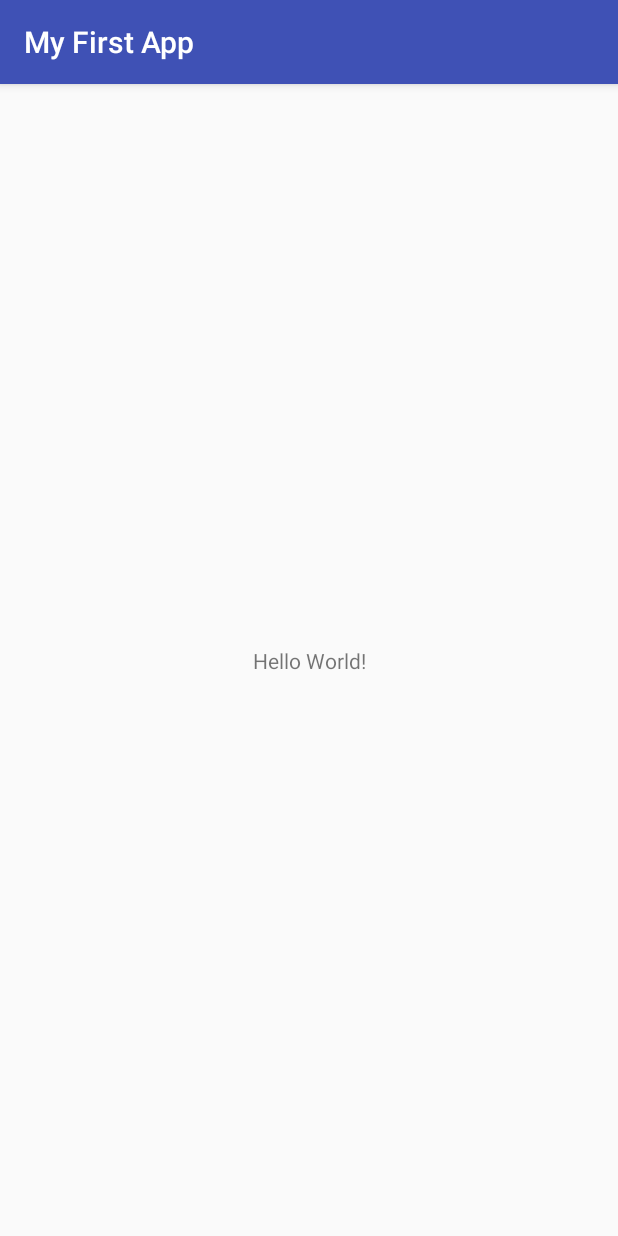
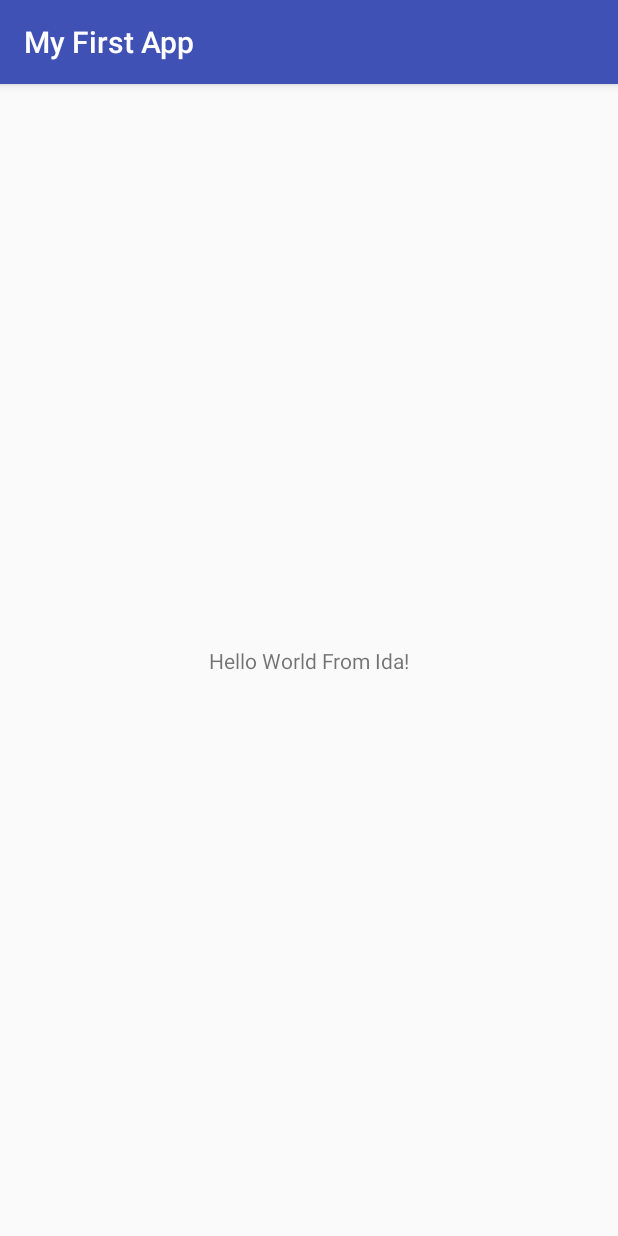
Before and after one commit to idajahnsen/MyFirstApp, an Android app: the screen it shows after launch (MainActivity), on a phone screen of 412 x 824 dp. Run offline under Robolectric (Android 15) with nearby library versions, the phone set to English and light mode, and no system bars.

Commit message:
Added name to "Hello world"

```diff
--- a/app/src/main/res/layout/activity_main.xml
+++ b/app/src/main/res/layout/activity_main.xml
@@ -9,7 +9,7 @@
     <TextView
         android:layout_width="wrap_content"
         android:layout_height="wrap_content"
-        android:text="Hello World!"
+        android:text="Hello World From Ida!"
         app:layout_constraintBottom_toBottomOf="parent"
         app:layout_constraintLeft_toLeftOf="parent"
         app:layout_constraintRight_toRightOf="parent"
```
